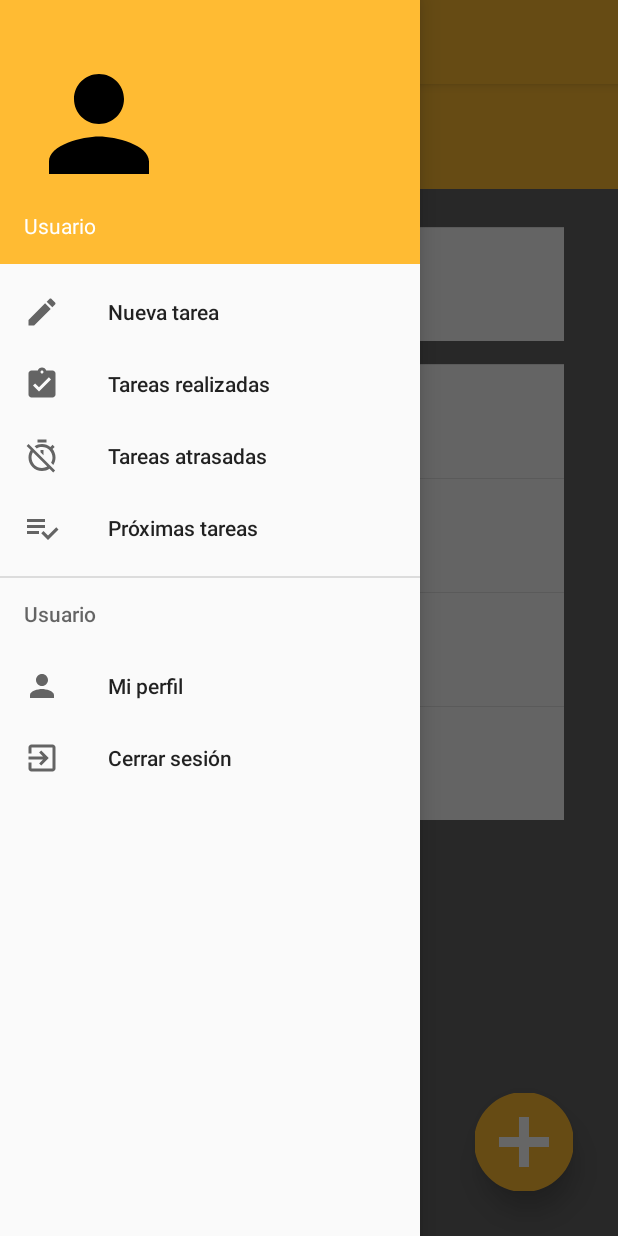
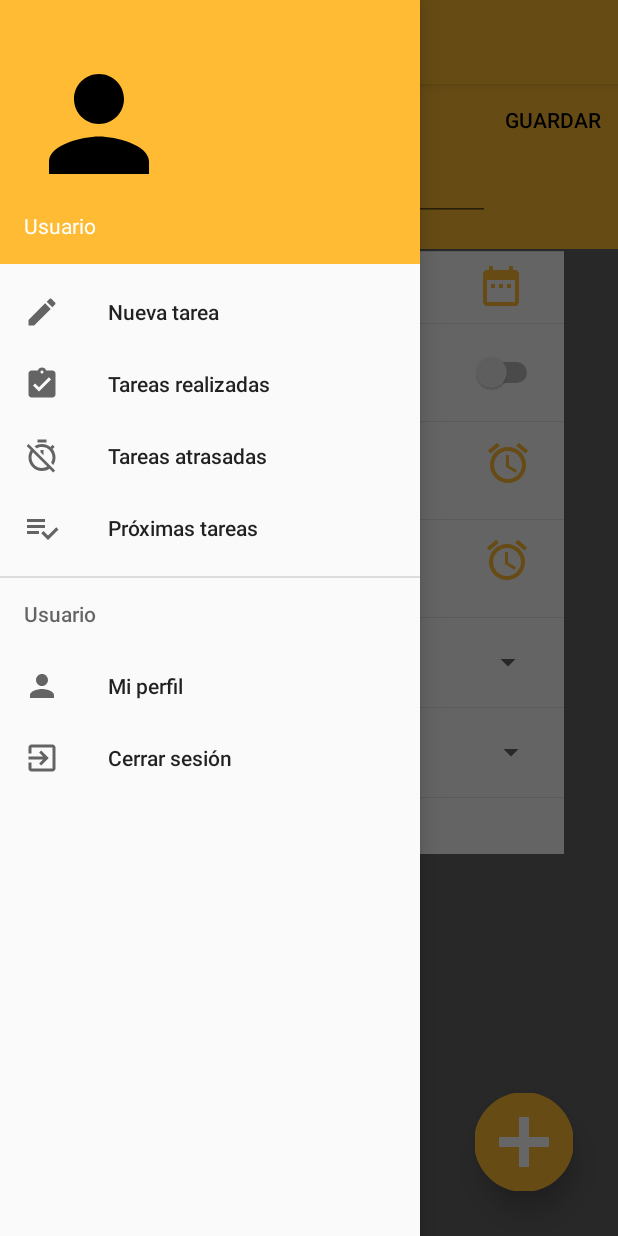
Before and after one commit to ITLA-20175505/RememberME, an Android app: the fragment Perfil_Fragment placed in its activity, with the side drawer open, on a phone screen of 412 x 824 dp. Run offline under Robolectric (Android 15) with nearby library versions, the phone set to English and light mode, and no system bars; 2 statements that could not run were skipped.

Commit message:
nose son la 6

```diff
--- a/Remember_Me/app/src/main/java/com/example/user/remember_me/Conexion/BaseDeDatos.java
+++ b/Remember_Me/app/src/main/java/com/example/user/remember_me/Conexion/BaseDeDatos.java
@@ -7,6 +7,7 @@ import android.util.Log;
 
 import com.example.user.remember_me.ModeloDAO.RecurrenceDAO;
 import com.example.user.remember_me.ModeloDAO.TaskDAO;
+import com.example.user.remember_me.ModeloDAO.UserDAO;
 import com.example.user.remember_me.TableScheme.IRecurrenceSchema;
 import com.example.user.remember_me.TableScheme.ISchemaTask;
 import com.example.user.remember_me.TableScheme.ITaskHistorySchema;
@@ -20,13 +21,14 @@ public  class BaseDeDatos {
     private final Context mContext;
     public static RecurrenceDAO mRecurrenceDAO;
     public static TaskDAO mTaskDAO;
-
+    public static UserDAO mUserDAO;
     public BaseDeDatos open(){
         mDbHelper = new DatabaseHelper(mContext);
         SQLiteDatabase mdb = mDbHelper.getWritableDatabase();
 
         mRecurrenceDAO = new RecurrenceDAO(mdb);
         mTaskDAO = new TaskDAO(mdb);
+        mUserDAO = new UserDAO(mdb);
         return this;
     }
     public void close(){
--- /dev/null
+++ b/Remember_Me/app/src/main/java/com/example/user/remember_me/Coordinador/CoordinadorUser.java
@@ -0,0 +1,26 @@
+package com.example.user.remember_me.Coordinador;
+
+import android.content.Context;
+
+import com.example.user.remember_me.Logica.LogicaUser;
+import com.example.user.remember_me.ModeloVO.UserVO;
+
+public class CoordinadorUser {
+    private LogicaUser mlogicaUser;
+
+    private LogicaUser getLogicaUser(){
+        return mlogicaUser;
+    }
+    public void setLogica(LogicaUser logicauser){
+        this.mlogicaUser = logicauser;
+    }
+public void addUser(UserVO user, Context context){
+        mlogicaUser.validaraddUser(user,context);
+}
+public void actualizarUser(UserVO user){
+      mlogicaUser.validarUpdateUser(user);
+}
+public UserVO getUser(){
+        return mlogicaUser.validarBuscaruser();
+}
+}
--- /dev/null
+++ b/Remember_Me/app/src/main/java/com/example/user/remember_me/Logica/LogicaUser.java
@@ -0,0 +1,53 @@
+package com.example.user.remember_me.Logica;
+
+import android.content.Context;
+import android.util.Log;
+import android.widget.Toast;
+
+import com.example.user.remember_me.Conexion.BaseDeDatos;
+import com.example.user.remember_me.Coordinador.CoordinadorUser;
+import com.example.user.remember_me.ModeloVO.TaskVO;
+import com.example.user.remember_me.ModeloVO.UserVO;
+
+import java.util.ArrayList;
+
+public class LogicaUser {
+    private CoordinadorUser mcoordUser;
+    private UserVO muser;
+    public void setCoordinador(CoordinadorUser coorduser) {
+        this.mcoordUser = coorduser;
+    }
+
+    public void validaraddUser(UserVO user, Context context) {
+        if (user.getname().isEmpty() || user.getapellido().isEmpty() || user.getcorreo().isEmpty() ||
+                user.getcontrasena().isEmpty() || user.getFechaNac().isEmpty()) {
+            Toast.makeText(context, "Debe Completar todos los campos", Toast.LENGTH_SHORT).show();
+        } else {
+            boolean isSaved = BaseDeDatos.mUserDAO.addUser(user);
+
+            if (isSaved == true) {
+                Toast.makeText(context, "Usuario Registrado con exito", Toast.LENGTH_LONG).show();
+                Log.d("Database", "Registro de la tabla Usuario Anadido");
+            } else {
+                Toast.makeText(context, "No se pudo registrar el usuario", Toast.LENGTH_SHORT).show();
+            }
+        } }
+
+    public void validarUpdateUser(UserVO user){
+        int isUpdated = BaseDeDatos.mUserDAO.updateUser(user);
+        if (isUpdated !=0){
+            Log.d("Database","Se marcaron " + isUpdated + " tareas realizadas");
+
+        }
+    }
+    public UserVO validarBuscaruser(){
+        muser = BaseDeDatos.mUserDAO.getUser();
+        if(muser!= null){
+            Log.d("Database","Se encontro el usuario");
+            return muser;
+        } else {
+            Log.d("Database","No se encontro el usuario");
+            return null;
+        }
+    }
+}
--- a/Remember_Me/app/src/main/java/com/example/user/remember_me/Nueva_Tarea_Fragment.java
+++ b/Remember_Me/app/src/main/java/com/example/user/remember_me/Nueva_Tarea_Fragment.java
@@ -138,6 +138,8 @@ public class Nueva_Tarea_Fragment extends Fragment implements DatePickerDialog.O
             mtask.settaskDate("1/04/19");
             Toast.makeText(getActivity(),"Hola",Toast.LENGTH_LONG);
             mcoordTask.addTask(mtask,getContext());
+            mtxtNombreTarea.setText("");
+            mtxtNota.setText("");
         }
     });
 return view;
--- a/Remember_Me/app/src/main/java/com/example/user/remember_me/Perfil_Fragment.java
+++ b/Remember_Me/app/src/main/java/com/example/user/remember_me/Perfil_Fragment.java
@@ -6,17 +6,58 @@ import android.os.Bundle;
 import android.support.annotation.NonNull;
 import android.support.annotation.Nullable;
 import android.support.v4.app.Fragment;
+import android.util.Log;
 import android.view.LayoutInflater;
 import android.view.View;
 import android.view.ViewGroup;
+import android.widget.TextView;
 
+import com.example.user.remember_me.Conexion.BaseDeDatos;
+import com.example.user.remember_me.Coordinador.CoordinadorTask;
+import com.example.user.remember_me.Coordinador.CoordinadorUser;
+import com.example.user.remember_me.Logica.LogicaTask;
+import com.example.user.remember_me.Logica.LogicaUser;
+import com.example.user.remember_me.ModeloVO.UserVO;
 
 
 public class Perfil_Fragment extends Fragment {
+    private CoordinadorUser mcoordUser;
+    private LogicaUser mlogicaUser;
+    private UserVO muser;
+    private BaseDeDatos mDb;
+
+    private TextView mtxtUser;
+    private TextView mtxtNombre;
+    private TextView mtxtApellido;
+    private TextView mtxtFecha;
+    private TextView mtxtEmail;
     @Nullable
     @Override
     public View onCreateView(@NonNull LayoutInflater inflater, @Nullable ViewGroup container, @Nullable Bundle savedInstanceState) {
-        return inflater.inflate(R.layout.fragment_perfil_, null) ;
+        View view;
+        view = inflater.inflate(R.layout.fragment_nueva__tarea_, container, false);
+       mtxtUser = (TextView) view.findViewById(R.id.editT_usuario);
+       mtxtNombre = (TextView) view.findViewById(R.id.editT_nom);
+       mtxtApellido = (TextView) view.findViewById(R.id.editT_ape);
+       mtxtFecha = (TextView) view.findViewById(R.id.editT_fecha_nac);
+       mtxtEmail = (TextView) view.findViewById(R.id.editT_e);
+
+        // Set Logica y Coordinador de Task
+       mcoordUser = new CoordinadorUser();
+        mlogicaUser = new LogicaUser();
+        mcoordUser.setLogica(mlogicaUser);
+        mlogicaUser.setCoordinador(mcoordUser);
+        // Abrir Base de Datos
+        mDb = new BaseDeDatos(getActivity());
+        mDb.open();
+        muser = mcoordUser.getUser();
+        Log.d("Database",muser.getname());
+        mtxtUser.setText("Username");
+        /*mtxtNombre.setText((String)muser.getname());
+        mtxtApellido.setText((String)muser.getapellido());
+        mtxtFecha.setText((String)muser.getFechaNac());
+        mtxtEmail.setText((String)muser.getcorreo());*/
+        return view;
     }
 
     @Override
```
